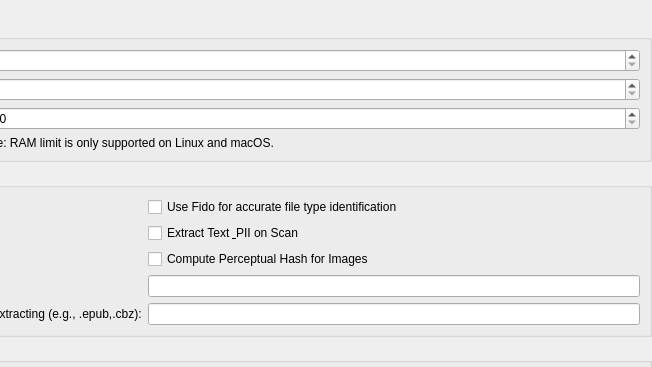
This is src/wanderer/settings_view.ui in pabloamh/walker as Qt 5 draws it before an edit; both pictures show x 161 to 813 and y 0 to 367 of the 813 by 858 pixel window. The edited form follows.
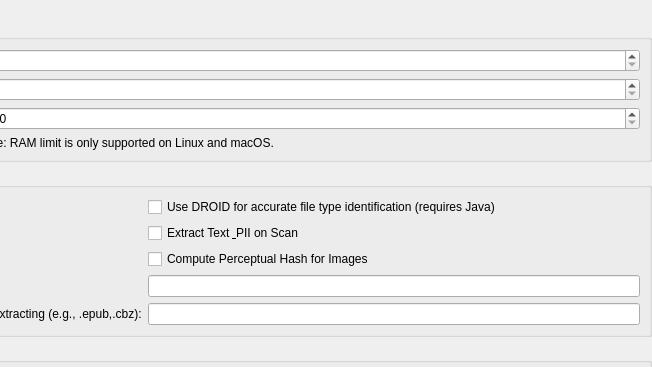
This is the edited form.

```diff
--- a/src/wanderer/settings_view.ui
+++ b/src/wanderer/settings_view.ui
@@ -91,7 +91,7 @@
       <item row="0" column="1">
        <widget class="QCheckBox" name="use_fido_switch">
         <property name="text">
-         <string>Use Fido for accurate file type identification</string>
+         <string>Use DROID for accurate file type identification (requires Java)</string>
         </property>
        </widget>
       </item>
```
Left out of the diff: 2 changed lines with no effect on the pictures.
